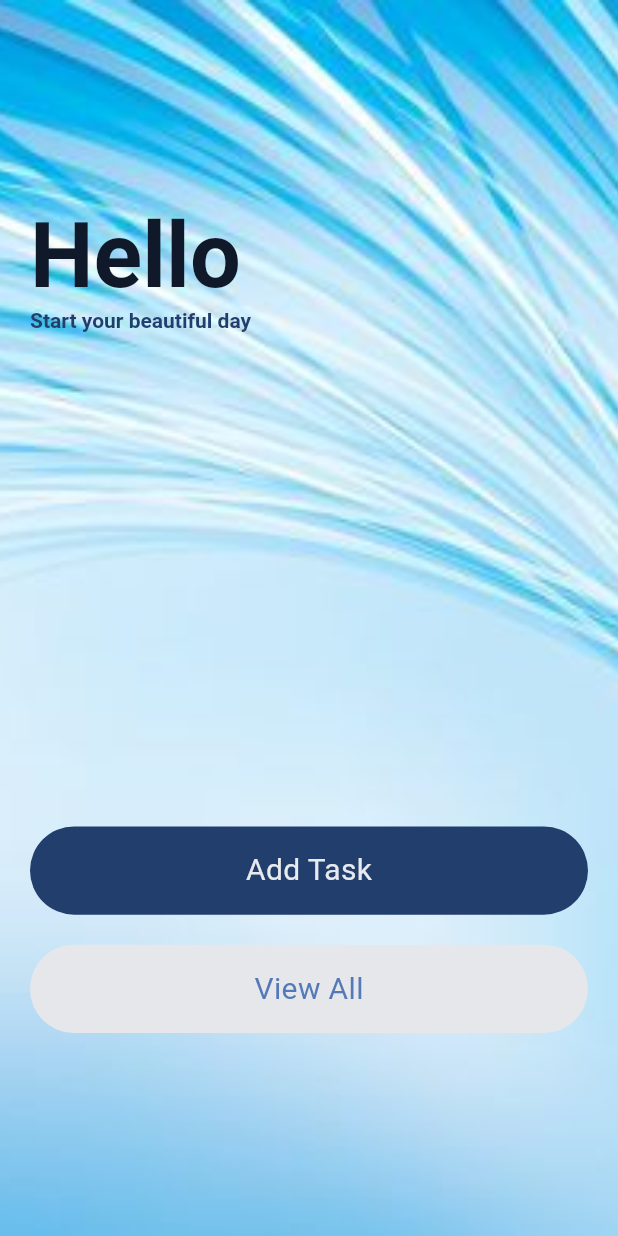
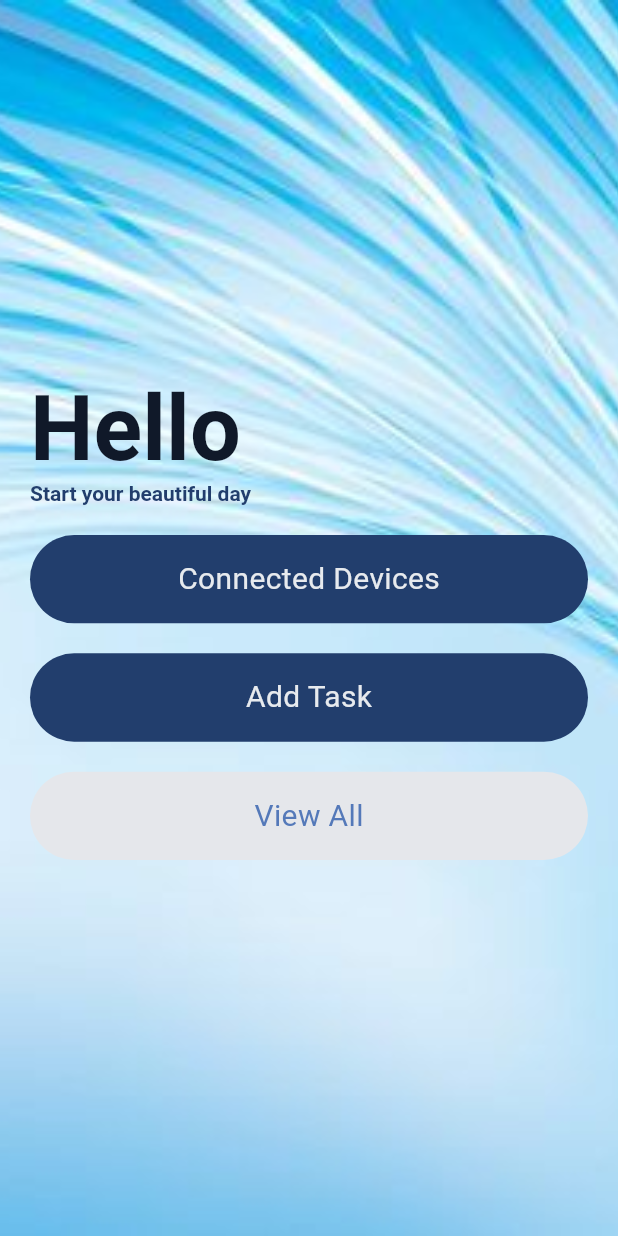
Before and after one commit to RitaHovhannisyan81/My-tasks, a Flutter app: the screen it shows after launch, on a phone screen of 412 x 824 dp. Run offline on Flutter 3.47's test engine with Material 3 defaults, Android fonts, the phone set to English and light mode, and no system bars; our stand-ins replace firebase_analytics, firebase_core, firebase_crashlytics, flutter_blue, get, permission_handler; accounts and stored records are empty.

Commit message:
blu commii=t

```diff
--- a/lib/screens/home_screen.dart
+++ b/lib/screens/home_screen.dart
@@ -1,6 +1,7 @@
 import 'package:flutter/material.dart';
 import 'package:tasks/screens/add_tasks.dart';
 import 'package:tasks/screens/all_tasks.dart';
+import 'package:tasks/screens/connected_devices_screen.dart';
 import 'package:tasks/widgets/button_widget.dart';
 import 'package:get/get.dart';
 
@@ -41,8 +42,25 @@ class _HomeScreenState extends State<HomeScreen> {
                 ],
               ),
             ),
+
             SizedBox(
-              height: MediaQuery.of(context).size.height / 2.5,
+              height: 20,
+            ),
+            InkWell(
+              onTap: () {
+                Get.to(() => ConnectedDevices (),
+                transition: Transition.zoom,duration: Duration(seconds: 1));
+              },
+              child: ButtonWidget(
+                text: "Connected Devices",
+                Backgroundcolor: Color.fromARGB(255, 34, 62, 109),
+                textColor: Color.fromARGB(255, 231, 234, 238),
+              ),
+            ),
+
+
+            SizedBox(
+            height: 20,
             ),
             InkWell(
               onTap: () {
--- a/pubspec.yaml
+++ b/pubspec.yaml
@@ -22,6 +22,8 @@ dependencies:
   cupertino_icons: ^1.0.8
   get: ^4.6.6
   cloud_firestore: ^4.17.5
+  flutter_blue: ^0.8.0
+  permission_handler: ^11.3.1
 
 dev_dependencies:
   flutter_test:
```
Also changed, not shown: lib/controller/blue_controller.dart (added, +34 -0 lines), lib/main.dart (+4 -3 lines), lib/screens/connected_devices_screen.dart (added, +79 -0 lines), pubspec.lock, 3 other files.
